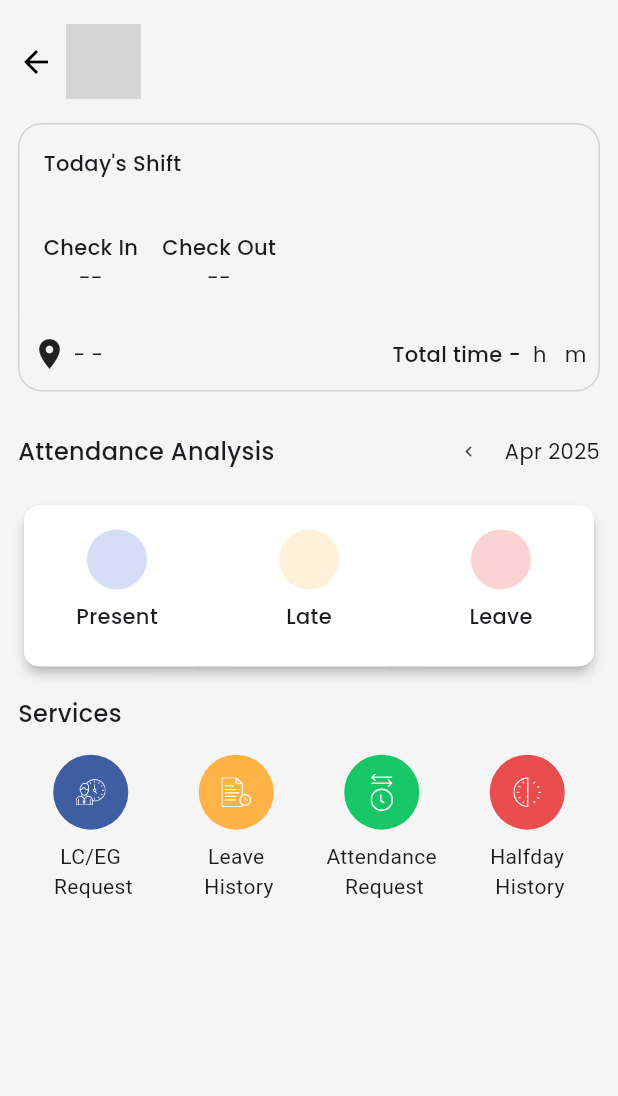
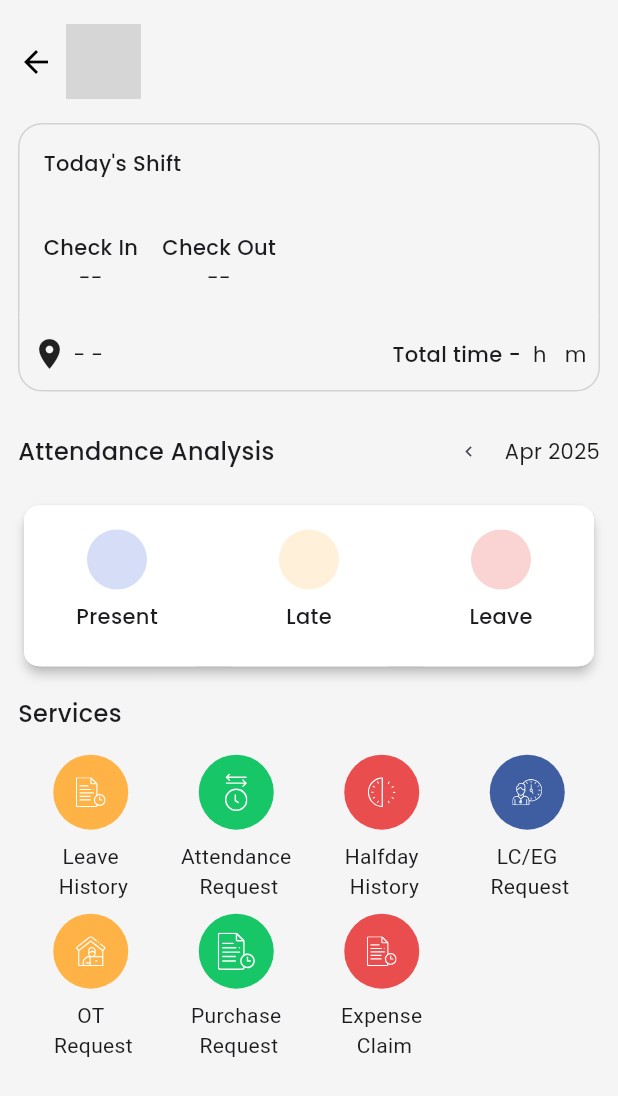
Before and after one commit to dheerajamy22/AirWater_Jinzy, a Flutter app: the EmployeeDetails screen opened directly with empty values, on a phone screen of 412 x 824 dp. Shown: the top 1096 px of the screen. Run offline on Flutter 3.47's test engine with Material 3 defaults, Android fonts, the phone set to English and light mode, and no system bars; our stand-ins replace animated_splash_screen, another_flushbar, dio, email_validator, file_picker, firebase_core and 17 more; missing offline and left inert: app_settings, encrypt, get_ip_address, linear_progress_bar, network_info_plus, radio_group_v2 and 2 more; accounts and stored records are empty; network calls fail; project files that could hold a hidden picture were left out; grey boxes are pictures that could not be loaded.

Commit message:
add modules in emp dashboard

```diff
--- a/lib/Earlygoing_latecoming/EC_LC_main.dart
+++ b/lib/Earlygoing_latecoming/EC_LC_main.dart
@@ -53,7 +53,7 @@ class _EGLCDashState extends State<EGLCDash> {
                  children: [
                     GestureDetector(
                       onTap: () {
-                         Navigator.of(context).pop();
+                         Navigator.push(context, MaterialPageRoute(builder: (context)=>upcoming_dash()));
                       },
                       child: Icon(
                       Icons.arrow_back,
--- a/lib/emp_details/emp_dashboard.dart
+++ b/lib/emp_details/emp_dashboard.dart
@@ -502,44 +502,7 @@ class _EmployeeDetailsState extends State<EmployeeDetails> {
                       padding: const EdgeInsets.only(top: 8.0),
                       child: Row(
                         children: [
-                          Flexible(
-                              child: Container(
-                            alignment: Alignment.center,
-                            child: Column(
-                              children: [
-                                InkWell(
-                                  onTap: () {
-                                    Navigator.push(
-                                        context,
-                                        MaterialPageRoute(
-                                            builder: (context) => employee_EGLC(
-                                                  emp_code: widget.emp_code,
-                                                )));
-                                  },
-                                  child: Container(
-                                    width: 50,
-                                    height: 50,
-                                    alignment: Alignment.center,
-                                    child: SvgPicture.asset(
-                                      'assets/new_svgs/Punch.svg',
-                                      width: 20,
-                                      height: 20,
-                                    ),
-                                    decoration: BoxDecoration(
-                                        borderRadius: BorderRadius.circular(30),
-                                        color: MyColor.mainAppColor),
-                                  ),
-                                ),
-                                Padding(
-                                  padding: const EdgeInsets.only(top: 8.0),
-                                  child: Text(
-                                    'LC/EG\n Request',
-                                    textAlign: TextAlign.center,
-                                  ),
-                                ),
-                              ],
-                            ),
-                          )),
+
                           Flexible(
                               child: Container(
                             alignment: Alignment.center,
@@ -657,104 +620,181 @@ class _EmployeeDetailsState extends State<EmployeeDetails> {
                               ],
                             ),
                           )),
+                            Flexible(
+                              child: Container(
+                            alignment: Alignment.center,
+                            child: Column(
+                              children: [
+                                InkWell(
+                                  onTap: () {
+                                    Navigator.push(
+                                        context,
+                                        MaterialPageRoute(
+                                            builder: (context) => employee_EGLC(
+                                                  emp_code: widget.emp_code,
+                                                )));
+                                  },
+                                  child: Container(
+                                    width: 50,
+                                    height: 50,
+                                    alignment: Alignment.center,
+                                    child: SvgPicture.asset(
+                                      'assets/new_svgs/Punch.svg',
+                                      width: 20,
+                                      height: 20,
+                                    ),
+                                    decoration: BoxDecoration(
+                                        borderRadius: BorderRadius.circular(30),
+                                        color: MyColor.mainAppColor),
+                                  ),
+                                ),
+                                Padding(
+                                  padding: const EdgeInsets.only(top: 8.0),
+                                  child: Text(
+                                    'LC/EG\n Request',
+                                    textAlign: TextAlign.center,
+                                  ),
+                                ),
+                              ],
+                            ),
+                          )),
                         ],
                       ),
                     ),
-                    // Padding(
-                    //      padding: const EdgeInsets.only(top: 16),
-                    //      child: Row(
-                    //       children: [
-                    //          Flexible(
-                    //             child: Container(
-                    //           alignment: Alignment.center,
-                    //           child: Column(
-                    //             children: [
-                    //               InkWell(
-                    //                 onTap: () {
+                     Padding(
+                      padding: const EdgeInsets.only(top: 8.0),
+                      child: Row(
+                        children: [
 
-                    //                 },
-                    //                 child: Container(
-                    //                   width: 50,
-                    //                   height: 50,
-                    //                   alignment: Alignment.center,
-                    //                   child: SvgPicture.asset(
-                    //                     'assets/new_svgs/Punch.svg',
-                    //                     height: 25,
-                    //                     width: 25,
-                    //                   ),
-                    //                   decoration: BoxDecoration(
-                    //                       borderRadius: BorderRadius.circular(30),
-                    //                       color: MyColor.mainAppColor),
-                    //                 ),
-                    //               ),
-                    //               Padding(
-                    //                 padding: const EdgeInsets.only(top: 8.0),
-                    //                 child: Text(
-                    //                   'LC/EG',
-                    //                   textAlign: TextAlign.center,
-                    //                 ),
-                    //               ),
-                    //             ],
-                    //           ),
-                    //         )),
-                    //         Flexible(
-                    //             child: Container(
-                    //           alignment: Alignment.center,
-                    //           child: Column(
-                    //             children: [
-                    //               Container(
-                    //                 width: 50,
-                    //                 height: 50,
-                    //                 alignment: Alignment.center,
+                          Flexible(
+                              child: Container(
+                            alignment: Alignment.center,
+                            child: Column(
+                              children: [
+                                InkWell(
+                                  onTap: () {
+                                    Navigator.push(
+                                        context,
+                                        MaterialPageRoute(
+                                            builder: (context) =>
+                                                manager_workflow(
+                                                  emp_code: widget.emp_code,
+                                                )));
+                                  },
+                                  child: Container(
+                                    width: 50,
+                                    height: 50,
+                                    alignment: Alignment.center,
+                                    child: SvgPicture.asset(
+                                      'assets/new_svgs/ApplyWFH.svg',
+                                      width: 20,
+                                      height: 20,
+                                    ),
+                                    decoration: BoxDecoration(
+                                        borderRadius: BorderRadius.circular(30),
+                                        color: MyColor.new_yellow_color),
+                                  ),
+                                ),
+                                Padding(
+                                  padding: const EdgeInsets.only(top: 8.0),
+                                  child: Text(
+                                    'OT \n Request',
+                                    textAlign: TextAlign.center,
+                                  ),
+                                ),
+                              ],
+                            ),
+                          )),
+                          Flexible(
+                              child: Container(
+                            alignment: Alignment.center,
+                            child: Column(
+                              children: [
+                                InkWell(
+                                  onTap: () {
+                                    Navigator.push(
+                                        context,
+                                        MaterialPageRoute(
+                                            builder: (context) =>
+                                                My_Work_flow_Request(
+                                                  emp_code: widget.emp_code,
+                                                )));
+                                  },
+                                  child: Container(
+                                    width: 50,
+                                    height: 50,
+                                    alignment: Alignment.center,
+                                    child: SvgPicture.asset(
+                                      'assets/new_svgs/Leave_History.svg',
+                                      width: 25,
+                                      height: 25,
+                                    ),
+                                    decoration: BoxDecoration(
+                                        borderRadius: BorderRadius.circular(30),
+                                        color: MyColor.new_light_green),
+                                  ),
+                                ),
+                                Padding(
+                                  padding: const EdgeInsets.only(top: 8.0),
+                                  child: Text(
+                                    'Purchase \n Request',
+                                    textAlign: TextAlign.center,
+                                  ),
+                                ),
+                              ],
+                            ),
+                          )),
+                          Flexible(
+                              child: Container(
+                            alignment: Alignment.center,
+                            child: Column(
+                              children: [
+                                InkWell(
+                                  onTap: () {
+                                    Navigator.push(
+                                        context,
+                                        MaterialPageRoute(
+                                            builder: (context) => emp_halfday(
+                                                  emp_code: widget.emp_code,
+                                                )));
+                                  },
+                                  child: Container(
+                                    width: 50,
+                                    height: 50,
+                                    alignment: Alignment.center,
+                                    child: SvgPicture.asset(
+                                      'assets/new_svgs/Leave_History.svg',
+                                      width: 20,
+                                      height: 20,
+                                    ),
+                                    decoration: BoxDecoration(
+                                        borderRadius: BorderRadius.circular(30),
+                                        color: MyColor.new_red_color
+                                            .withOpacity(0.8)),
+                                  ),
+                                ),
+                                Padding(
+                                  padding: const EdgeInsets.only(top: 8.0),
+                                  child: Text(
+                                    'Expense \n Claim ',
+                                    textAlign: TextAlign.center,
+                                  ),
+                                ),
+                              ],
+                            ),
+                          )),
+                            Flexible(
+                              child: Container(
+                            alignment: Alignment.center,
+                            child: Column(
+                              children: [
 
-                    //               ),
-                    //               Padding(
-                    //                 padding: const EdgeInsets.only(top: 8.0),
-
-                    //               ),
-                    //             ],
-                    //           ),
-                    //         )),
-                    //         Flexible(
-                    //             child: Container(
-                    //           alignment: Alignment.center,
-                    //           child: Column(
-                    //             children: [
-                    //               Container(
-                    //                 width: 50,
-                    //                 height: 50,
-                    //                 alignment: Alignment.center,
-
-                    //               ),
-                    //               Padding(
-                    //                 padding: const EdgeInsets.only(top: 8.0),
-
-                    //               ),
-                    //             ],
-                    //           ),
-                    //         )),
-                    //         Flexible(
-                    //             child: Container(
-                    //           alignment: Alignment.center,
-                    //           child: Column(
-                    //             children: [
-                    //               Container(
-                    //                 width: 50,
-                    //                 height: 50,
-                    //                 alignment: Alignment.center,
-
-                    //               ),
-                    //               Padding(
-                    //                 padding: const EdgeInsets.only(top: 8.0),
-
-                    //               ),
-                    //             ],
-                    //           ),
-                    //         )),
-
-                    //       ],
-                    //                            ),
-                    //    ),
+                              ],
+                            ),
+                          )),
+                        ],
+                      ),
+                    ),
                   ],
                 ),
                 //services end here
```
Also changed, not shown: 4 other files.
